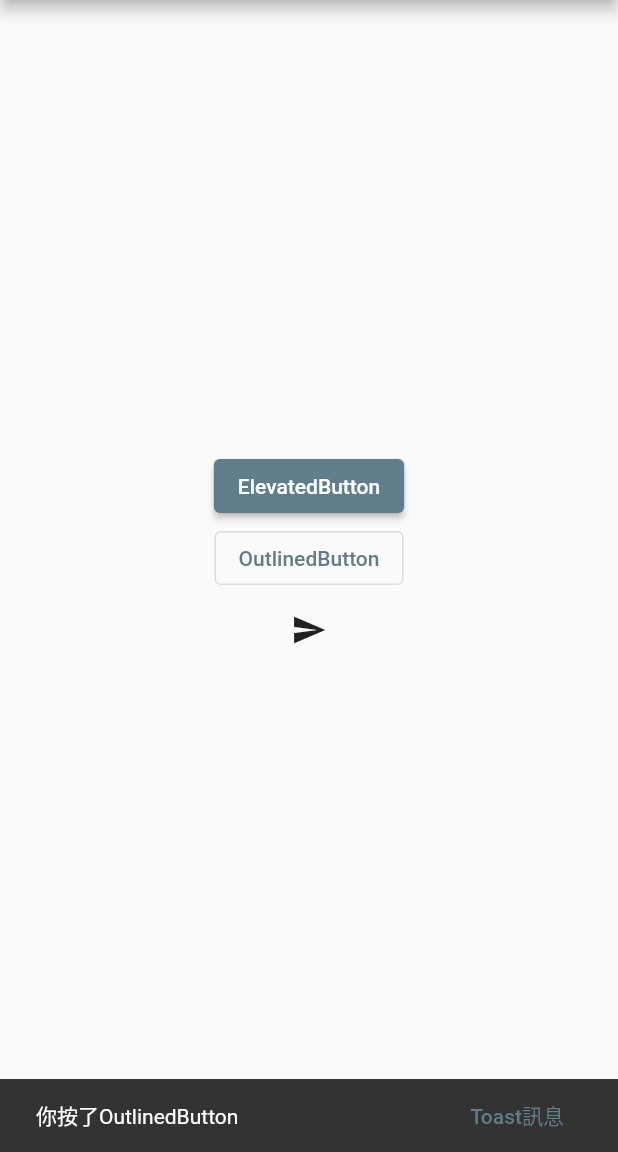
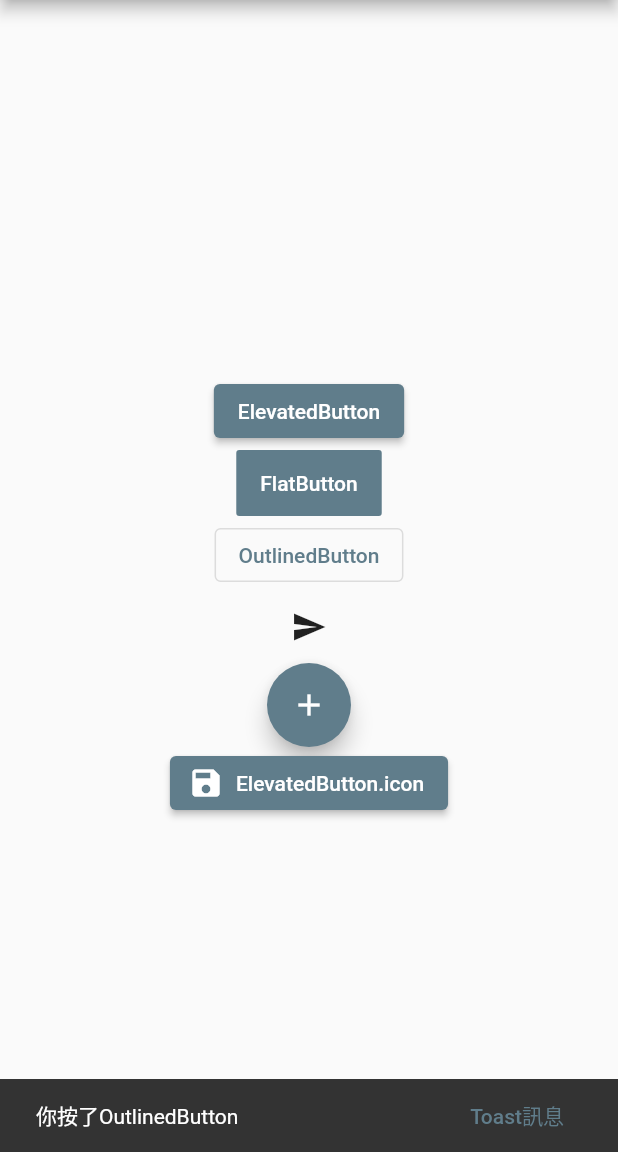
Before and after one commit to LuHai11/Button1026, a Flutter app: the screen it shows after launch, after a tap on "OutlinedButton", on a phone screen of 412 x 824 dp, the part 84-1236 px from its top. Run offline on Flutter 3.47's test engine with Material 2 defaults, Android fonts, the phone set to English and light mode, and no system bars; our stand-ins replace fluttertoast.

Commit message:
button1026-3

```diff
--- a/lib/main.dart
+++ b/lib/main.dart
@@ -49,17 +49,17 @@ class MyHomePage extends StatefulWidget {
 }
 
 class _MyHomePageState extends State<MyHomePage> {
-  int _counter = 0;
-  void _incrementCounter() {
-    setState(() {
-      // This call to setState tells the Flutter framework that something has
-      // changed in this State, which causes it to rerun the build method below
-      // so that the display can reflect the updated values. If we changed
-      // _counter without calling setState(), then the build method would not be
-      // called again, and so nothing would appear to happen.
-      _counter++;
-    });
-  }
+
+  final ButtonStyle flatButtonStyle = TextButton.styleFrom(
+    primary: Colors.white,
+    minimumSize: Size(88, 44),
+    padding: EdgeInsets.symmetric(horizontal: 16.0),
+    shape: const RoundedRectangleBorder(
+      borderRadius: BorderRadius.all(Radius.circular(2.0)),
+    ),
+    backgroundColor: Colors.blueGrey,
+  );
+
   @override
   Widget build(BuildContext context) {
     // This method is rerun every time setState is called, for instance as done
@@ -79,7 +79,7 @@ class _MyHomePageState extends State<MyHomePage> {
         Column(
           children: [
             Container(
-              padding: EdgeInsets.only(top: 300),
+              padding: EdgeInsets.only(top: 250),
             child:ElevatedButton(onPressed: (){
               final snackBar1 = SnackBar(
                 content: Text('你按了ElevatedButton'),
@@ -90,6 +90,18 @@ class _MyHomePageState extends State<MyHomePage> {
               ScaffoldMessenger.of(context).showSnackBar(snackBar1);
             }, child: Text('ElevatedButton')),
             ),
+
+            TextButton(
+                style: flatButtonStyle,
+                onPressed: (){
+                  final snackBar1 = SnackBar(
+                    content: Text('你按了flatButton'),
+                    action: SnackBarAction(
+                      label: 'Toast訊息',
+                      onPressed:() =>Fluttertoast.showToast(msg: '你按下snackBar'),
+                    ),);
+                  ScaffoldMessenger.of(context).showSnackBar(snackBar1);
+            }, child:Text('FlatButton')),
 
             OutlinedButton(onPressed: (){
               final snackBar2 = SnackBar(
@@ -102,7 +114,6 @@ class _MyHomePageState extends State<MyHomePage> {
               ScaffoldMessenger.of(context).showSnackBar(snackBar2);
             }, child: Text('OutlinedButton')),
 
-
             IconButton(onPressed: (){
               final snackBar3 = SnackBar(
                 content: Text('你按了IconButton'),
@@ -113,6 +124,32 @@ class _MyHomePageState extends State<MyHomePage> {
               );
               ScaffoldMessenger.of(context).showSnackBar(snackBar3);
             }, icon: Icon(Icons.send)),
+
+            FloatingActionButton(
+              child: Icon(Icons.add),
+              onPressed: (){
+                final snackBar1 = SnackBar(
+                  content: Text('你按了FloatingActionButton'),
+                  action: SnackBarAction(
+                    label: 'Toast訊息',
+                    onPressed:() =>Fluttertoast.showToast(msg: '你按下snackBar'),
+                  ),);
+                ScaffoldMessenger.of(context).showSnackBar(snackBar1);
+              },
+            ),
+            ElevatedButton.icon(
+              icon: Icon(Icons.save),
+                label: Text('ElevatedButton.icon'),
+                onPressed: (){
+                final snackBar1 = SnackBar(
+                  content: Text('你按了ElevatedButton.icon'),
+                  action: SnackBarAction(
+                    label: 'Toast訊息',
+                    onPressed:() =>Fluttertoast.showToast(msg: '你按下snackBar'),
+                ),);
+              ScaffoldMessenger.of(context).showSnackBar(snackBar1);
+            }
+            ),
           ],
         ),
       ), // This trailing comma makes auto-formatting nicer for build methods.
```
